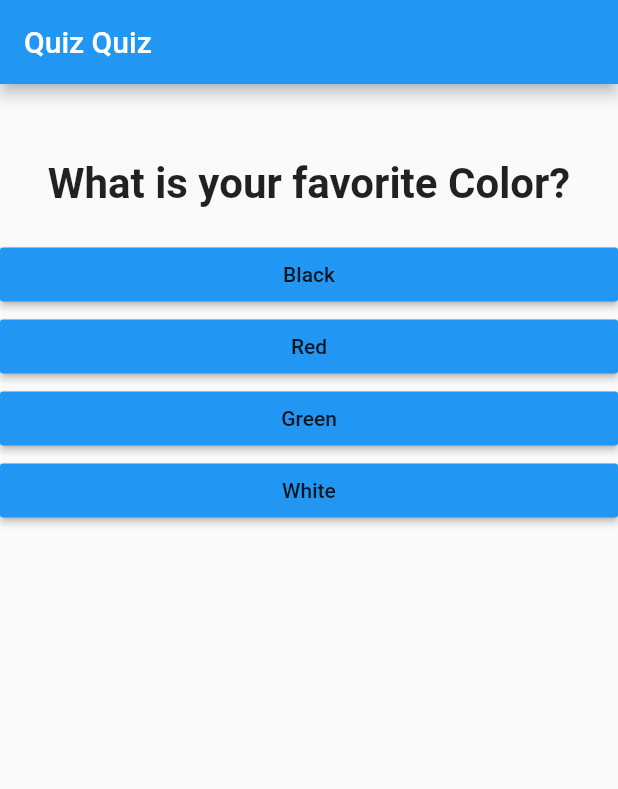
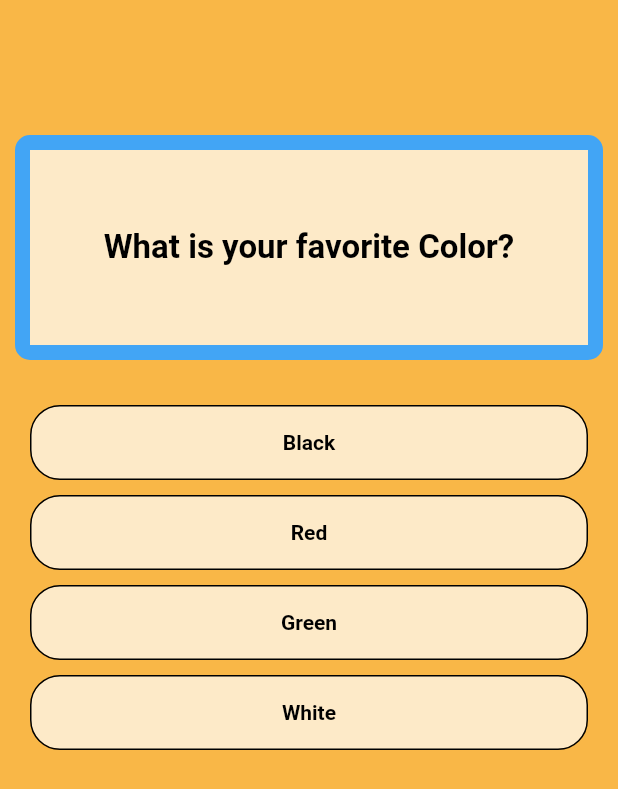
Before and after one commit to imtiazaminsajid/Quiz_App, a Flutter app: the screen it shows after launch, on a phone screen of 412 x 824 dp. Shown: the top 789 px of the screen. Run offline on Flutter 3.47's test engine with Material 2 defaults, Android fonts, the phone set to English and light mode, and no system bars; Roboto replaces fonts that are missing (Montserrat).

Commit message:
new design added

```diff
--- a/lib/Answer.dart
+++ b/lib/Answer.dart
@@ -1,7 +1,6 @@
 import 'package:flutter/material.dart';
 
 class Answer extends StatelessWidget {
-
   final Function selectHandler;
   final String answerText;
 
@@ -10,14 +9,43 @@ class Answer extends StatelessWidget {
   @override
   Widget build(BuildContext context) {
     return Container(
+      padding: EdgeInsets.only(right: 20.0, left: 20.0),
+      margin: EdgeInsets.only(top: 10.0),
+        height: 50.0,
+        color: Colors.transparent,
+        child:
+        InkWell(
+          onTap: selectHandler,
+          child: Container(
+              decoration: BoxDecoration(
+                border: Border.all(
+                  color: Colors.black,
+                  style: BorderStyle.solid,
+                  width: 1.0,
+                ),
+                color: Colors.white70,
+                borderRadius: BorderRadius.circular(20.0),
+              ),
 
-      width: double.infinity,
-      child: RaisedButton(
-        onPressed: selectHandler,
-        color: Colors.blue,
-        child: Text(answerText),
-      ),
+              child: Row(
+                mainAxisAlignment: MainAxisAlignment.center,
+                children: <Widget>[
+                  Center(
+                    child: Text(
+                      answerText,
+                      style: TextStyle(
+                        color: Colors.black,
+                        fontWeight: FontWeight.bold,
+                      ),
+                    ),
 
+                  ),
+                ],
+              )
+          ),
+        )
     );
   }
+
+
 }
--- a/lib/Question.dart
+++ b/lib/Question.dart
@@ -8,17 +8,36 @@ class Question extends StatelessWidget {
   @override
   Widget build(BuildContext context) {
     return Container(
-      width: double.infinity,
-      margin: EdgeInsets.only(top: 50.0, bottom: 20.0),
-      child: Text(
-        questionText,
-        style: TextStyle(
-          fontWeight: FontWeight.bold,
-          fontSize: 28.0,
-        ),
-        textAlign: TextAlign.center,
-      ),
-    );
+      margin: EdgeInsets.only(top: 90.0, bottom: 20.0),
+        padding: EdgeInsets.only(right: 10.0, left: 10.0),
+        height: 150.0,
+        color: Colors.transparent,
+        child: Container(
+            decoration: BoxDecoration(
 
+              border: Border.all(
+                color: Colors.blue[400],
+                style: BorderStyle.solid,
+                width: 10.0,
+              ),
+              color: Colors.white70,
+              borderRadius: BorderRadius.circular(10.0),
+            ),
+            child: Row(
+              mainAxisAlignment: MainAxisAlignment.center,
+              children: <Widget>[
+                Center(
+                  child: Text(
+                    questionText,
+                    style: TextStyle(
+                      color: Colors.black,
+                      fontFamily: 'Montserrat',
+                      fontSize: 22.0,
+                      fontWeight: FontWeight.bold,
+                    ),
+                  ),
+                ),
+              ],
+            )));
   }
 }
--- a/lib/main.dart
+++ b/lib/main.dart
@@ -66,9 +66,7 @@ class _MyAppState extends State<MyApp> {
     return MaterialApp(
       debugShowCheckedModeBanner: false,
       home: Scaffold(
-        appBar: AppBar(
-          title: Text('Quiz Quiz'),
-        ),
+        backgroundColor: Color(0xffF9B747),
         body: _questionIndex < _questions.length
             ? Quiz(
                 answerQuestion: _answerQuestion,
```
Also changed, not shown: lib/Result.dart (+53 -9 lines).
